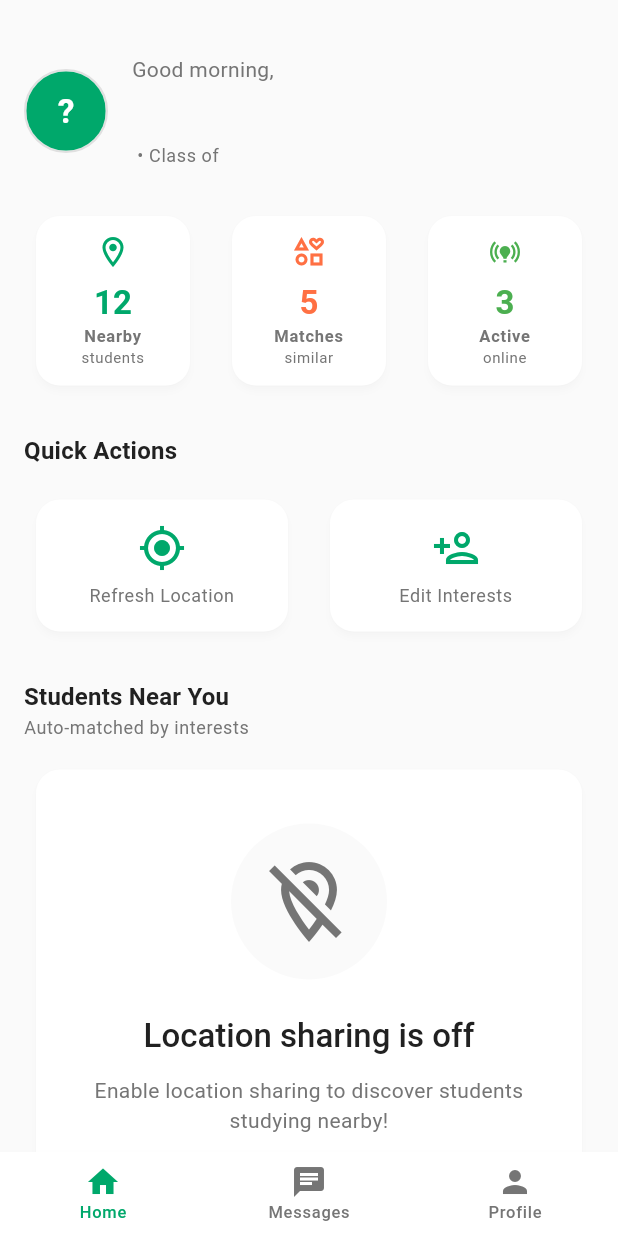
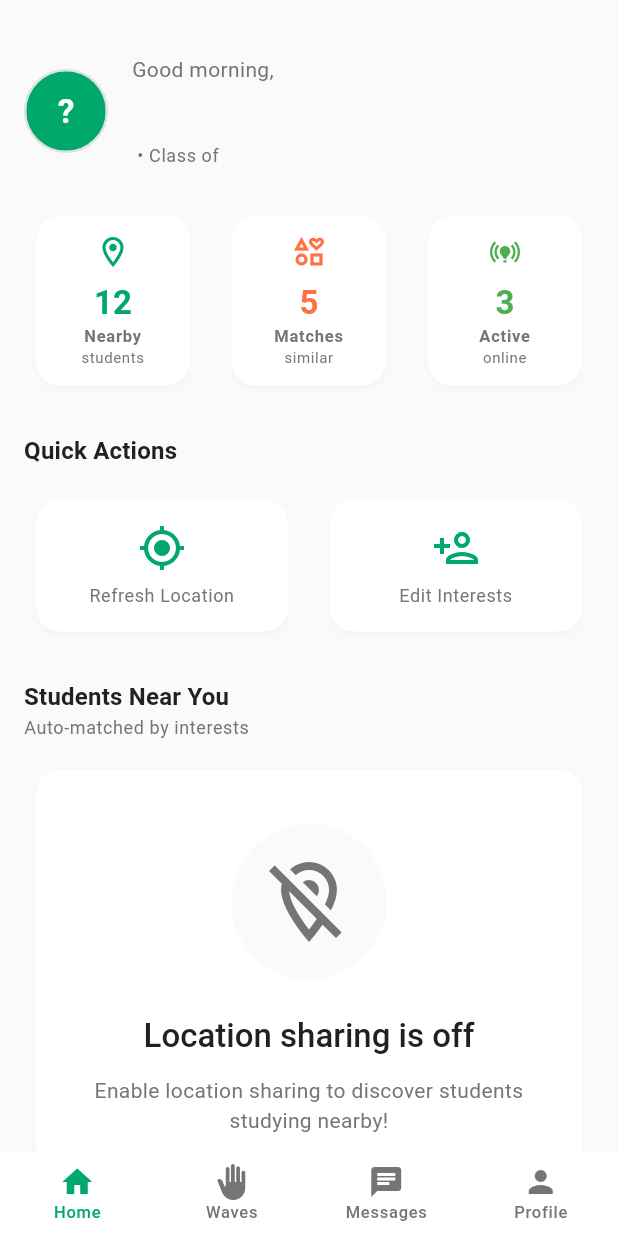
Before and after one commit to AndyyyPhan/Common-Grounds, a Flutter app: the AppShell screen opened by its route, on a phone screen of 412 x 824 dp. Run offline on Flutter 3.47's test engine with Material 3 defaults, Android fonts, the phone set to English and light mode, and no system bars; our stand-ins replace cached_network_image, cloud_firestore, equatable, firebase_auth, firebase_core, firebase_messaging and 7 more; missing offline and left inert: geoflutterfire_plus; accounts and stored records are empty; Roboto replaces fonts that are missing (SF Pro Display).

```diff
--- a/mobile/lib/app_shell.dart
+++ b/mobile/lib/app_shell.dart
@@ -3,11 +3,14 @@ import 'package:flutter/material.dart';
 import 'package:firebase_auth/firebase_auth.dart';
 import 'services/profile_service.dart';
 import 'services/chat_service.dart';
+import 'services/wave_service.dart';
 import 'models/user_profile.dart';
 import 'models/chat_models.dart';
+import 'models/wave_models.dart';
 import 'pages/profile_page.dart';
 import 'pages/conversations_page.dart';
 import 'pages/home_page.dart';
+import 'pages/waves_page.dart';
 
 class AppShell extends StatefulWidget {
   const AppShell({super.key});
@@ -37,6 +40,7 @@ class _AppShellState extends State<AppShell> {
             // Pass callback to navigate between tabs
             onNavigateToTab: (index) => setState(() => _currentIndex = index),
           ),
+          const WavesPage(),
           const ConversationsPage(),
           const ProfilePage(),
         ];
@@ -71,24 +75,68 @@ class _BottomNav extends StatelessWidget {
 
   @override
   Widget build(BuildContext context) {
+    // Watch both conversations and waves
     return StreamBuilder<List<Conversation>>(
       stream: ChatService.instance.watchUserConversations(userId),
-      builder: (context, snapshot) {
+      builder: (context, conversationsSnapshot) {
         // Calculate total unread messages
         int totalUnread = 0;
-        if (snapshot.hasData) {
-          for (var conversation in snapshot.data!) {
+        if (conversationsSnapshot.hasData) {
+          for (var conversation in conversationsSnapshot.data!) {
             totalUnread += conversation.getUnreadCountForUser(userId);
           }
         }
 
+        // Watch incoming waves
+        return StreamBuilder<List<WaveRequest>>(
+          stream: WaveService.instance.watchIncomingWaves(userId),
+          builder: (context, wavesSnapshot) {
+            // Count pending incoming waves
+            int pendingWaves = wavesSnapshot.data?.length ?? 0;
+
             return BottomNavigationBar(
               currentIndex: currentIndex,
               onTap: onTap,
+              type: BottomNavigationBarType.fixed,
               items: [
                 const BottomNavigationBarItem(
                   icon: Icon(Icons.home),
                   label: 'Home',
+                ),
+                BottomNavigationBarItem(
+                  icon: pendingWaves > 0
+                      ? Stack(
+                          clipBehavior: Clip.none,
+                          children: [
+                            const Icon(Icons.back_hand),
+                            Positioned(
+                              right: -6,
+                              top: -4,
+                              child: Container(
+                                padding: const EdgeInsets.all(4),
+                                decoration: const BoxDecoration(
+                                  color: Colors.orange,
+                                  shape: BoxShape.circle,
+                                ),
+                                constraints: const BoxConstraints(
+                                  minWidth: 16,
+                                  minHeight: 16,
+                                ),
+                                child: Text(
+                                  pendingWaves > 99 ? '99+' : pendingWaves.toString(),
+                                  style: const TextStyle(
+                                    color: Colors.white,
+                                    fontSize: 10,
+                                    fontWeight: FontWeight.bold,
+                                  ),
+                                  textAlign: TextAlign.center,
+                                ),
+                              ),
+                            ),
+                          ],
+                        )
+                      : const Icon(Icons.back_hand),
+                  label: 'Waves',
                 ),
                 BottomNavigationBarItem(
                   icon: totalUnread > 0
@@ -133,5 +181,7 @@ class _BottomNav extends StatelessWidget {
             );
           },
         );
+      },
+    );
   }
 }
```
Lines whose indentation alone changed are shown as unchanged.
